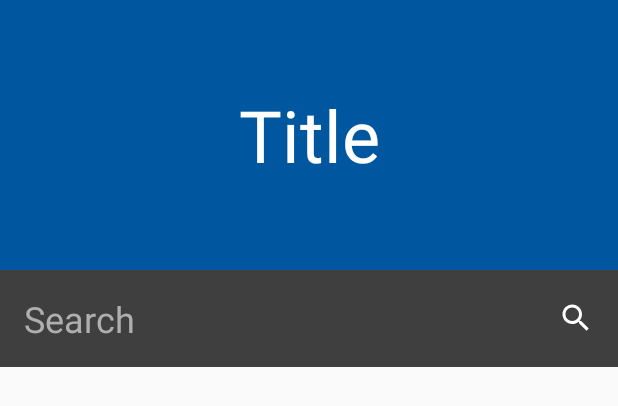
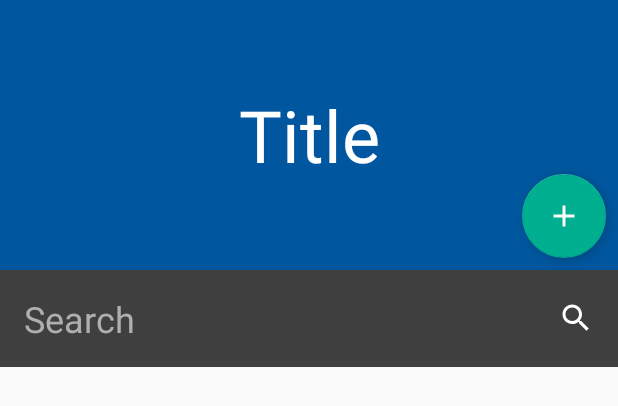
Before and after one commit to jeanchalard/fmark, an Android app: the layout fragment_client_list.xml on its own in the app's theme, with its tools: preview values and no code run, on a phone screen of 412 x 824 dp. Shown: the top 406 px of the screen. Run offline under Robolectric (Android 15) with nearby library versions, the phone set to English and light mode, and no system bars.

Commit message:
Move to fragments.
Because starting an activity is just excruciatingly slow.

```diff
--- a/app/build.gradle
+++ b/app/build.gradle
@@ -28,8 +28,11 @@ dependencies {
     implementation "org.jetbrains.kotlinx:kotlinx-coroutines-play-services:$kotlin_coroutines_version"
     implementation "com.android.support:appcompat-v7:$tools_version"
     implementation "com.android.support:recyclerview-v7:$tools_version"
+    implementation "com.android.support:design:$tools_version"
     implementation "com.google.android.gms:play-services-auth:$gms_version"
     implementation "com.google.android.gms:play-services-drive:$gms_version"
+    implementation 'com.android.support.constraint:constraint-layout:1.1.3'
+    implementation 'com.android.support:support-v4:27.1.1'
     testImplementation "junit:junit:4.12"
     androidTestImplementation "com.android.support.test:runner:1.0.2"
     androidTestImplementation "com.android.support.test.espresso:espresso-core:3.0.2"
--- /dev/null
+++ b/app/src/main/java/com/j/fmark/Const.kt
@@ -0,0 +1,6 @@
+package com.j.fmark
+
+const val GOOGLE_SIGN_IN_CODE = 1000
+
+const val EXTRA_KEY_NAME = "name"
+const val EXTRA_KEY_READING = "reading"
--- a/app/src/main/java/com/j/fmark/drive/Exceptions.kt
+++ b/app/src/main/java/com/j/fmark/drive/Exceptions.kt
@@ -5,3 +5,4 @@ import java.lang.Exception
 class SignInException(s : String) : Exception(s)
 class FolderNotUniqueException(s : String) : Exception(s)
 class NotAFolderException(s : String) : Exception(s)
+class NoDriveClientException(s : String) : Exception(s)
--- /dev/null
+++ b/app/src/main/res/drawable/fab.xml
@@ -0,0 +1,9 @@
+<vector xmlns:android="http://schemas.android.com/apk/res/android"
+    android:width="24dp"
+    android:height="24dp"
+    android:viewportWidth="24"
+    android:viewportHeight="24">
+  <path
+      android:fillColor="#FFFFFFFF"
+      android:pathData="M19,13h-6v6h-2v-6H5v-2h6V5h2v6h6v2z"/>
+</vector>
--- /dev/null
+++ b/app/src/main/res/drawable/rounded_square.xml
@@ -0,0 +1,6 @@
+<?xml version="1.0" encoding="utf-8"?>
+<shape xmlns:android="http://schemas.android.com/apk/res/android"
+ android:shape="rectangle">
+  <corners android:radius="16dp" />
+  <solid android:color="@android:color/white" />
+</shape>
--- a/app/src/main/res/layout/activity_client_list.xml
+++ b/app/src/main/res/layout/fragment_client_list.xml
@@ -6,7 +6,7 @@
  android:orientation="vertical"
  android:layout_width="match_parent"
  android:layout_height="match_parent"
- tools:context=".ClientList">
+ tools:context=".FMark">
 
   <FrameLayout
    android:layout_width="match_parent"
@@ -22,6 +22,15 @@
      android:textSize="48sp"
      android:text="@string/title"
      />
+
+    <android.support.design.widget.FloatingActionButton
+     android:id="@+id/client_add"
+     android:layout_width="wrap_content"
+     android:layout_height="wrap_content"
+     android:layout_gravity="bottom|right"
+     android:layout_margin="8dp"
+     android:clickable="true"
+     app:srcCompat="@drawable/fab"/>
   </FrameLayout>
 
   <EditText
--- a/app/src/main/res/values/colors.xml
+++ b/app/src/main/res/values/colors.xml
@@ -2,7 +2,7 @@
 <resources>
   <color name="colorPrimary">#0085FF</color>
   <color name="colorPrimaryDark">#00579F</color>
-  <color name="colorAccent">#AF0090</color>
+  <color name="colorAccent">#FF00AF90</color>
 
   <color name="lightGrey">#FFAFAFAF</color>
 
--- a/app/src/main/res/values/styles.xml
+++ b/app/src/main/res/values/styles.xml
@@ -8,4 +8,13 @@
     <item name="colorAccent">@color/colorAccent</item>
   </style>
 
+  <style name="ClientDetailsTheme" parent="Theme.AppCompat.Light.Dialog">
+    <item name="android:windowBackground">@drawable/rounded_square</item>
+    <item name="windowNoTitle">true</item>
+    <item name="windowActionBar">false</item>
+    <item name="android:textSize">22sp</item>
+    <item name="android:windowMinWidthMajor">90%</item>
+    <item name="android:windowMinWidthMinor">90%</item>
+  </style>
+
 </resources>
```
Also changed, not shown: app/src/main/AndroidManifest.xml (+9 -3 lines), app/src/main/java/com/j/fmark/ClientDetailsActivity.kt (added, +34 -0 lines), app/src/main/java/com/j/fmark/ClientList.kt (deleted, +0 -97 lines), app/src/main/java/com/j/fmark/FMark.kt (added, +83 -0 lines), app/src/main/java/com/j/fmark/fragments/ClientList.kt (added, +92 -0 lines), app/src/main/res/layout/activity_client_details.xml (added, +114 -0 lines), app/src/main/res/layout/activity_fmark.xml (added, +12 -0 lines), app/src/main/res/values/strings.xml (+9 -0 lines), 1 other file.
